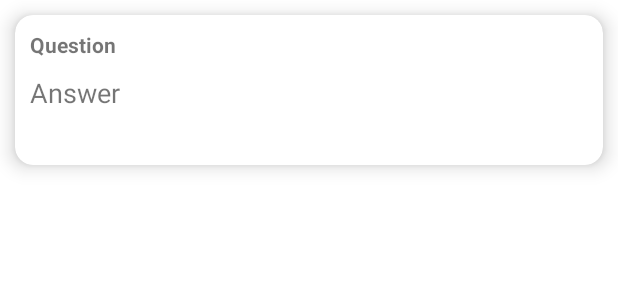
After one commit to brendentbixler/KotlinStudyGuide-MobileApp, an Android app: the layout item_card_view.xml on its own in the app's theme, with its tools: preview values and no code run, on a phone screen of 412 x 824 dp. The commit adds this screen. Shown: the top 300 px of the screen. Run offline under Robolectric (Android 15) with nearby library versions, the phone set to English and light mode, and no system bars; network calls fail.

Commit message:
Recycler View and API calls. Still need to polish the API call

```diff
--- a/app/build.gradle
+++ b/app/build.gradle
@@ -37,6 +37,7 @@ dependencies {
     implementation 'androidx.appcompat:appcompat:1.4.2'
     implementation 'com.google.android.material:material:1.6.1'
     implementation 'androidx.constraintlayout:constraintlayout:2.1.4'
+    implementation 'androidx.legacy:legacy-support-v4:1.0.0'
     testImplementation 'junit:junit:4.13.2'
     androidTestImplementation 'androidx.test.ext:junit:1.1.3'
     androidTestImplementation 'androidx.test.espresso:espresso-core:3.4.0'
--- a/app/src/main/AndroidManifest.xml
+++ b/app/src/main/AndroidManifest.xml
@@ -1,6 +1,8 @@
 <?xml version="1.0" encoding="utf-8"?>
 <manifest xmlns:android="http://schemas.android.com/apk/res/android"
     package="com.example.kotlinstudyguide">
+
+    <uses-permission android:name="android.permission.INTERNET"/>
 
     <application
         android:allowBackup="true"
--- /dev/null
+++ b/app/src/main/res/layout/item_card_view.xml
@@ -0,0 +1,41 @@
+<?xml version="1.0" encoding="utf-8"?>
+<androidx.cardview.widget.CardView xmlns:android="http://schemas.android.com/apk/res/android"
+    android:layout_width="match_parent"
+    android:layout_height="100dp"
+    xmlns:app="http://schemas.android.com/apk/res-auto"
+    android:layout_margin="10dp"
+    app:cardCornerRadius="12dp"
+    app:cardElevation="8dp">
+
+    <androidx.constraintlayout.widget.ConstraintLayout
+        android:layout_width="match_parent"
+        android:layout_height="match_parent" >
+
+        <TextView
+            android:id="@+id/tvQuestion"
+            android:layout_width="wrap_content"
+            android:layout_height="wrap_content"
+            android:text="Question"
+            app:layout_constraintTop_toTopOf="parent"
+            app:layout_constraintLeft_toLeftOf="parent"
+            android:layout_marginStart="10dp"
+            android:layout_marginTop="10dp"
+            android:textStyle="bold"
+            android:textSize="14sp"
+            android:maxLines="2"/>
+
+        <TextView
+            android:id="@+id/tvAnswer"
+            android:layout_width="wrap_content"
+            android:layout_height="wrap_content"
+            android:text="Answer"
+            app:layout_constraintTop_toBottomOf="@id/tvQuestion"
+            app:layout_constraintLeft_toLeftOf="parent"
+            android:layout_marginStart="10dp"
+            android:layout_marginTop="10dp"
+            android:textSize="18sp"
+            android:maxLines="3"/>
+
+    </androidx.constraintlayout.widget.ConstraintLayout>
+
+</androidx.cardview.widget.CardView>
--- a/app/src/main/res/values/strings.xml
+++ b/app/src/main/res/values/strings.xml
@@ -1,3 +1,5 @@
 <resources>
     <string name="app_name">KotlinStudyGuide</string>
+    <!-- TODO: Remove or change this placeholder text -->
+    <string name="hello_blank_fragment">Hello blank fragment</string>
 </resources>
```
Also changed, not shown: app/src/main/java/com/example/kotlinstudyguide/MainActivity.kt (+14 -0 lines), app/src/main/java/com/example/kotlinstudyguide/RecyclerListFragment.kt (added, +63 -0 lines), app/src/main/java/com/example/kotlinstudyguide/adapter/RecyclerViewAdapter.kt (added, +48 -0 lines), app/src/main/java/com/example/kotlinstudyguide/models/RecyclerList.kt (added, +7 -0 lines), app/src/main/java/com/example/kotlinstudyguide/network/RetroInstance.kt (added, +19 -0 lines), app/src/main/java/com/example/kotlinstudyguide/network/RetroService.kt (added, +15 -0 lines), app/src/main/java/com/example/kotlinstudyguide/viewmodel/MainActivityViewModel.kt (added, +36 -0 lines), app/src/main/res/layout/activity_main.xml (+7 -8 lines), app/src/main/res/layout/fragment_recycler_list.xml (added, +13 -0 lines).
